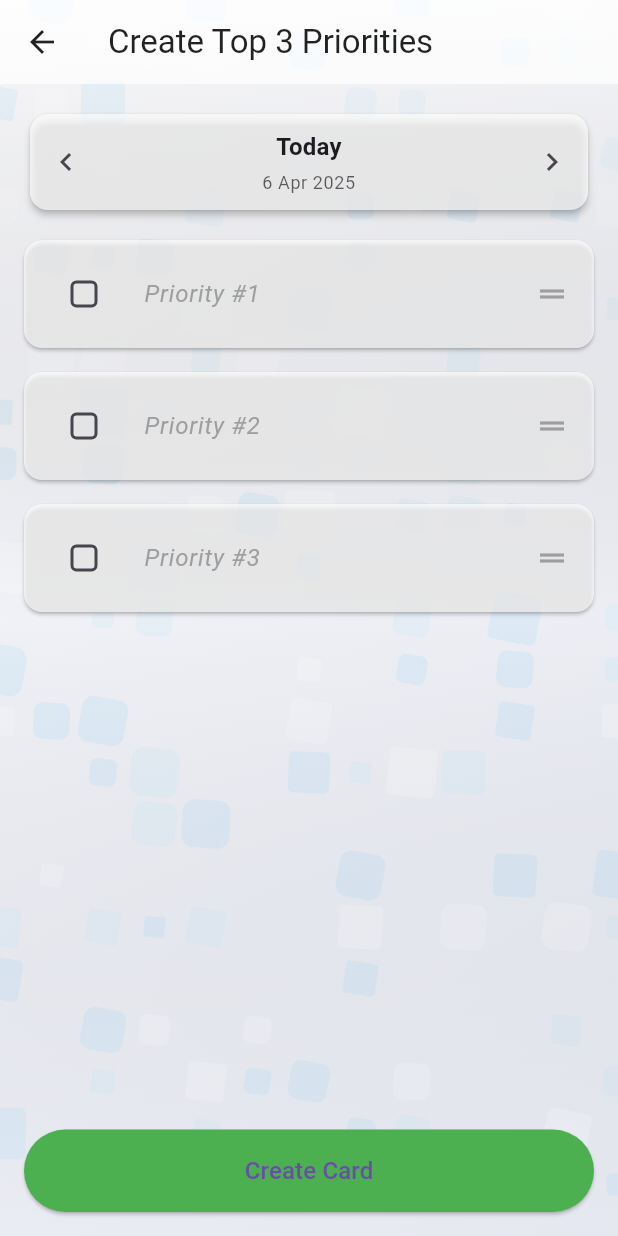
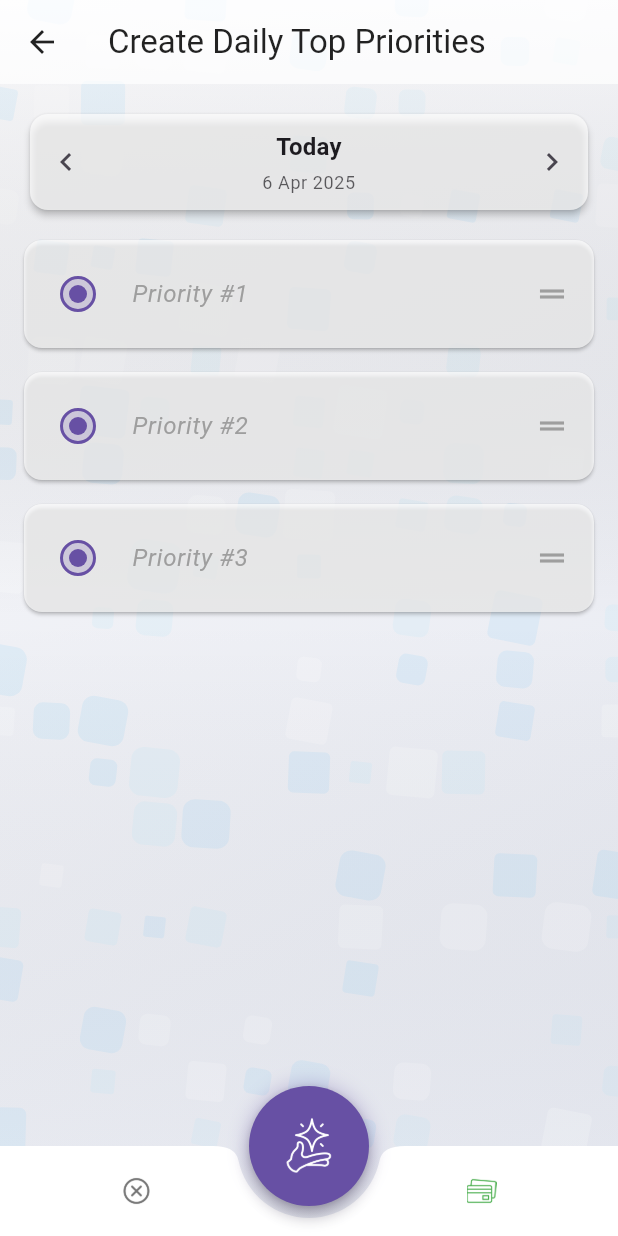
Before and after one commit to niryph/snap2done_ios, a Flutter app: the TopPrioritiesPage screen opened directly with empty values, on a phone screen of 412 x 824 dp. Run offline on Flutter 3.47's test engine with Material 3 defaults, Android fonts, the phone set to English and light mode, and no system bars; our stand-ins replace app_links, camera, fl_chart, flutter_colorpicker, flutter_local_notifications, flutter_native_timezone and 11 more; missing offline and left inert: app_settings; accounts and stored records are empty.

Commit message:
bottom nav bar fix

```diff
--- a/lib/features/top_priorities/pages/top_priorities_page.dart
+++ b/lib/features/top_priorities/pages/top_priorities_page.dart
@@ -107,7 +107,7 @@ class _TopPrioritiesPageState extends State<TopPrioritiesPage> {
         Scaffold(
           backgroundColor: Colors.transparent,
           appBar: AppBar(
-            title: Text(widget.isEditing ? 'Edit Top 3 Priorities' : 'Create Top 3 Priorities'),
+            title: Text(widget.isEditing ? 'Daily Top Priorities' : 'Create Daily Top Priorities'),
             backgroundColor: themeProvider.isDarkMode ? Colors.grey[900]?.withOpacity(0.7) : Colors.white.withOpacity(0.7),
             foregroundColor: themeProvider.isDarkMode ? Colors.white : Colors.black87,
             elevation: 0,
@@ -119,14 +119,19 @@ class _TopPrioritiesPageState extends State<TopPrioritiesPage> {
                 ),
             ],
           ),
+          extendBody: !widget.isEditing,
           body: Column(
             children: [
               Expanded(
                 child: _isLoading
                   ? Center(child: CircularProgressIndicator())
                   : SingleChildScrollView(
-                      child: Padding(
-                        padding: const EdgeInsets.all(16.0),
+                      padding: EdgeInsets.only(
+                        left: 16.0,
+                        right: 16.0,
+                        top: 16.0,
+                        bottom: widget.isEditing ? 16.0 : 80.0,
+                      ),
                       child: Column(
                         crossAxisAlignment: CrossAxisAlignment.start,
                         children: [
@@ -244,7 +249,7 @@ class _TopPrioritiesPageState extends State<TopPrioritiesPage> {
                                           },
                                           initiallyExpanded: task['isExpanded'] ?? false,
                                           maintainState: false,
-                                            leading: Checkbox(
+                                          leading: widget.isEditing ? Checkbox(
                                             value: task['isCompleted'] ?? false,
                                             activeColor: Theme.of(context).primaryColor,
                                             shape: RoundedRectangleBorder(
@@ -255,6 +260,28 @@ class _TopPrioritiesPageState extends State<TopPrioritiesPage> {
                                                 task['isCompleted'] = value;
                                               });
                                             },
+                                          ) : Container(
+                                            width: 24,
+                                            height: 24,
+                                            margin: EdgeInsets.symmetric(horizontal: 8),
+                                            decoration: BoxDecoration(
+                                              shape: BoxShape.circle,
+                                              color: Theme.of(context).primaryColor.withOpacity(0.2),
+                                              border: Border.all(
+                                                color: Theme.of(context).primaryColor,
+                                                width: 2,
+                                              ),
+                                            ),
+                                            child: Center(
+                                              child: Container(
+                                                width: 12,
+                                                height: 12,
+                                                decoration: BoxDecoration(
+                                                  shape: BoxShape.circle,
+                                                  color: Theme.of(context).primaryColor,
+                                                ),
+                                              ),
+                                            ),
                                           ),
                                           title: Text(
                                             task['description'] ?? '',
@@ -416,8 +443,8 @@ class _TopPrioritiesPageState extends State<TopPrioritiesPage> {
                       ),
                     ),
               ),
-              ),
-              // Bottom button
+              // Bottom button for editing mode
+              if (widget.isEditing)
                 Padding(
                   padding: const EdgeInsets.all(16.0),
                   child: SizedBox(
@@ -425,9 +452,9 @@ class _TopPrioritiesPageState extends State<TopPrioritiesPage> {
                     child: ElevatedButton(
                       style: ElevatedButton.styleFrom(
                         padding: EdgeInsets.symmetric(vertical: 16),
-                      backgroundColor: widget.isEditing ? Theme.of(context).primaryColor : Colors.green,
+                        backgroundColor: Theme.of(context).primaryColor,
                       ),
-                    onPressed: _isLoading ? null : (widget.isEditing ? _saveChanges : _createCard),
+                      onPressed: _isLoading ? null : _saveChanges,
                       child: _isLoading
                         ? SizedBox(
                             height: 20,
@@ -438,7 +465,7 @@ class _TopPrioritiesPageState extends State<TopPrioritiesPage> {
                             ),
                           )
                         : Text(
-                          widget.isEditing ? 'Save Changes' : 'Create Card',
+                            'Save Changes',
                             style: TextStyle(fontSize: 16),
                           ),
                     ),
@@ -446,6 +473,104 @@ class _TopPrioritiesPageState extends State<TopPrioritiesPage> {
                 ),
             ],
           ),
+          bottomNavigationBar: !widget.isEditing ? BottomAppBar(
+            shape: CircularNotchedRectangle(),
+            notchMargin: 8,
+            color: themeProvider.isDarkMode ? Colors.grey[900] : Colors.white,
+            elevation: themeProvider.isDarkMode ? 0 : 8,
+            height: 60,
+            child: Container(
+              height: 60,
+              child: Row(
+                mainAxisAlignment: MainAxisAlignment.spaceAround,
+                children: [
+                  Expanded(
+                    child: Row(
+                      mainAxisAlignment: MainAxisAlignment.center,
+                      children: [
+                        IconButton(
+                          icon: Image.asset(
+                            'assets/images/cancel.png',
+                            width: 24,
+                            height: 24,
+                            color: themeProvider.isDarkMode ? Colors.white70 : Colors.grey.shade600,
+                          ),
+                          onPressed: () => Navigator.of(context).pop(),
+                          tooltip: 'Cancel',
+                          padding: EdgeInsets.symmetric(vertical: 8),
+                        ),
+                      ],
+                    ),
+                  ),
+                  SizedBox(width: 80),
+                  Expanded(
+                    child: Row(
+                      mainAxisAlignment: MainAxisAlignment.center,
+                      children: [
+                        IconButton(
+                          icon: Image.asset(
+                            'assets/images/card.png',
+                            width: 24,
+                            height: 24,
+                            color: Colors.green,
+                          ),
+                          onPressed: _isLoading ? null : _createCard,
+                          tooltip: 'Create Card',
+                          padding: EdgeInsets.symmetric(vertical: 8),
+                        ),
+                      ],
+                    ),
+                  ),
+                ],
+              ),
+            ),
+          ) : null,
+          floatingActionButton: !widget.isEditing ? Container(
+            height: 80,
+            width: 80,
+            decoration: BoxDecoration(
+              shape: BoxShape.circle,
+              color: Colors.transparent,
+              boxShadow: [
+                BoxShadow(
+                  color: Theme.of(context).primaryColor.withOpacity(0.3),
+                  spreadRadius: 2,
+                  blurRadius: 10,
+                  offset: Offset(0, 0),
+                ),
+              ],
+            ),
+            child: FloatingActionButton(
+              onPressed: () {
+                setState(() {
+                  _tasks.add({
+                    'id': _uuid.v4(),
+                    'description': '',
+                    'notes': '',
+                    'isCompleted': false,
+                    'position': _tasks.length,
+                    'metadata': {
+                      'type': 'top_priority',
+                      'order': _tasks.length + 1,
+                      'placeholder': true,
+                    },
+                  });
+                  _initializeTextControllers();
+                });
+              },
+              backgroundColor: Theme.of(context).primaryColor,
+              child: Image.asset(
+                'assets/images/magic.png',
+                color: Colors.white,
+                width: 42,
+                height: 42,
+              ),
+              elevation: 4.0,
+              tooltip: 'Add New Priority',
+              shape: CircleBorder(),
+            ),
+          ) : null,
+          floatingActionButtonLocation: !widget.isEditing ? FloatingActionButtonLocation.centerDocked : null,
         ),
       ],
     );
```
Also changed, not shown: assets/images/card.png (added), assets/images/magic.png (added), 2 other files. Lines whose indentation alone changed are shown as unchanged.
